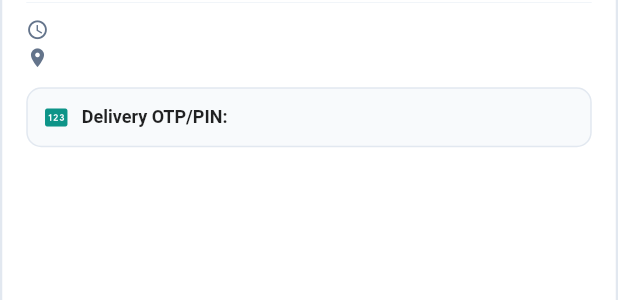
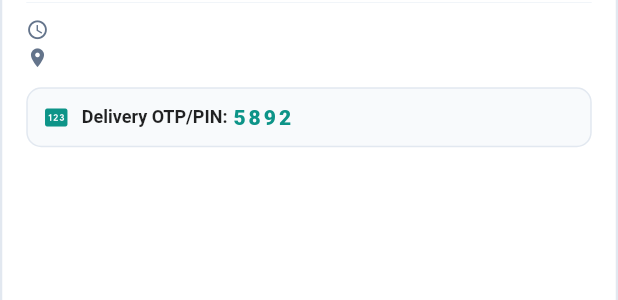
Before and after one commit to ayushsingh930/Shodasha-Mineral-water, a Flutter app: the OrderCard widget shown alone on an empty page, opened directly with empty values, on a phone screen of 412 x 824 dp. Shown: the part 161-461 px from the top of the screen. Run offline on Flutter 3.47's test engine with Material 3 defaults, Android fonts, the phone set to English and light mode, and no system bars; our stand-ins replace equatable, firebase_core, geocoding, geolocator; accounts and stored records are empty.

Commit message:
fix: make deliveryPin have default fallback and remove const from dynamic pin Text

```diff
--- a/lib/features/orders/data/order_service.dart
+++ b/lib/features/orders/data/order_service.dart
@@ -27,7 +27,7 @@ class OrderItem {
     this.orderedCansCount = 2,
     required this.eta,
     required this.date,
-    required this.deliveryPin,
+    this.deliveryPin = '5892',
   });
 }
 
--- a/lib/features/orders/presentation/cart_checkout_sheet.dart
+++ b/lib/features/orders/presentation/cart_checkout_sheet.dart
@@ -229,6 +229,7 @@ class _CartCheckoutSheetState extends State<CartCheckoutSheet> {
                   emptyCansToReturn: _canCount,
                   eta: '~20 mins',
                   date: 'Today',
+                      deliveryPin: '',
                 );
 
                 final notifier = OrderStateNotifier.instance;
--- a/lib/features/orders/presentation/order_card.dart
+++ b/lib/features/orders/presentation/order_card.dart
@@ -155,7 +155,7 @@ class OrderCard extends StatelessWidget {
                   const Icon(Icons.pin, color: AppColors.primary, size: 18),
                   const SizedBox(width: 8),
                   const Text('Delivery OTP/PIN: ', style: TextStyle(fontSize: 12, fontWeight: FontWeight.bold)),
-                  const Text(order.deliveryPin, style: TextStyle(fontSize: 14, fontWeight: FontWeight.w900, color: AppColors.primary, letterSpacing: 2)),
+                  Text(order.deliveryPin, style: TextStyle(fontSize: 14, fontWeight: FontWeight.w900, color: AppColors.primary, letterSpacing: 2)),
                   const Spacer(),
                   Text(
                     order.eta,
```
